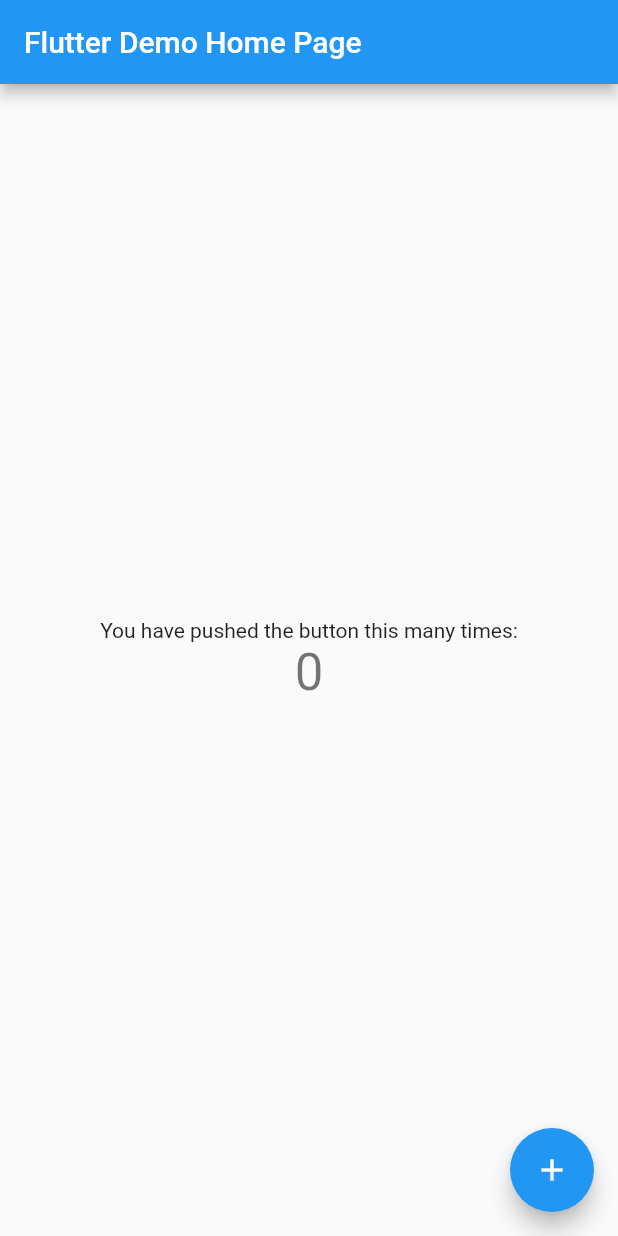
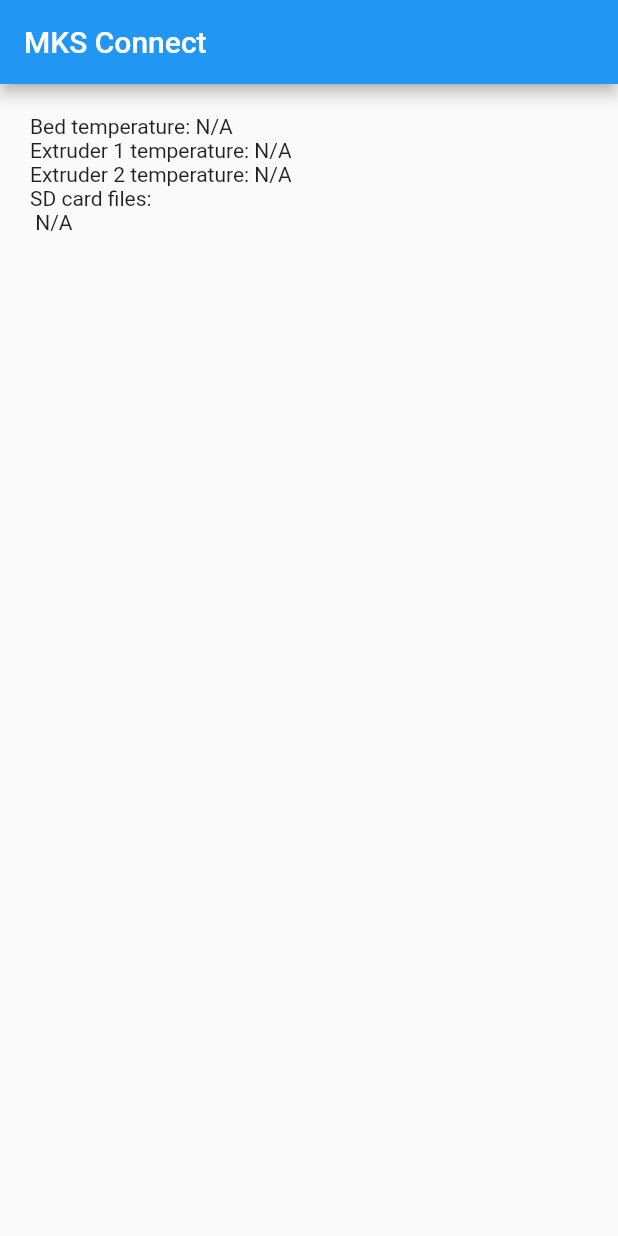
Before and after one commit to TheSimpleZ/mks_connect, a Flutter app: the screen it shows after launch, on a phone screen of 412 x 824 dp. Run offline on Flutter 3.47's test engine with Material 2 defaults, Android fonts, the phone set to English and light mode, and no system bars; network calls fail.

Commit message:
Working example

```diff
--- a/lib/main.dart
+++ b/lib/main.dart
@@ -1,45 +1,28 @@
 import 'package:flutter/material.dart';
+import 'package:mks_connect/mks_client.dart';
 
-void main() {
-  runApp(const MyApp());
-}
+void main() => runApp(const MyApp());
 
 class MyApp extends StatelessWidget {
-  const MyApp({Key? key}) : super(key: key);
+  const MyApp({super.key});
 
-  // This widget is the root of your application.
   @override
   Widget build(BuildContext context) {
-    return MaterialApp(
-      title: 'Flutter Demo',
-      theme: ThemeData(
-        // This is the theme of your application.
-        //
-        // Try running your application with "flutter run". You'll see the
-        // application has a blue toolbar. Then, without quitting the app, try
-        // changing the primarySwatch below to Colors.green and then invoke
-        // "hot reload" (press "r" in the console where you ran "flutter run",
-        // or simply save your changes to "hot reload" in a Flutter IDE).
-        // Notice that the counter didn't reset back to zero; the application
-        // is not restarted.
-        primarySwatch: Colors.blue,
+    const title = 'MKS Connect';
+    return const MaterialApp(
+      title: title,
+      home: MyHomePage(
+        title: title,
       ),
-      home: const MyHomePage(title: 'Flutter Demo Home Page'),
     );
   }
 }
 
 class MyHomePage extends StatefulWidget {
-  const MyHomePage({Key? key, required this.title}) : super(key: key);
-
-  // This widget is the home page of your application. It is stateful, meaning
-  // that it has a State object (defined below) that contains fields that affect
-  // how it looks.
-
-  // This class is the configuration for the state. It holds the values (in this
-  // case the title) provided by the parent (in this case the App widget) and
-  // used by the build method of the State. Fields in a Widget subclass are
-  // always marked "final".
+  const MyHomePage({
+    super.key,
+    required this.title,
+  });
 
   final String title;
 
@@ -48,68 +31,69 @@
 }
 
 class _MyHomePageState extends State<MyHomePage> {
-  int _counter = 0;
-
-  void _incrementCounter() {
-    setState(() {
-      // This call to setState tells the Flutter framework that something has
-      // changed in this State, which causes it to rerun the build method below
-      // so that the display can reflect the updated values. If we changed
-      // _counter without calling setState(), then the build method would not be
-      // called again, and so nothing would appear to happen.
-      _counter++;
-    });
-  }
+  final TextEditingController _controller = TextEditingController();
+  final _channel = MKSClient('ws://dodohub.eu:7000');
 
   @override
   Widget build(BuildContext context) {
-    // This method is rerun every time setState is called, for instance as done
-    // by the _incrementCounter method above.
-    //
-    // The Flutter framework has been optimized to make rerunning build methods
-    // fast, so that you can just rebuild anything that needs updating rather
-    // than having to individually change instances of widgets.
     return Scaffold(
       appBar: AppBar(
-        // Here we take the value from the MyHomePage object that was created by
-        // the App.build method, and use it to set our appbar title.
         title: Text(widget.title),
       ),
-      body: Center(
-        // Center is a layout widget. It takes a single child and positions it
-        // in the middle of the parent.
+      body: Padding(
+        padding: const EdgeInsets.all(20.0),
         child: Column(
-          // Column is also a layout widget. It takes a list of children and
-          // arranges them vertically. By default, it sizes itself to fit its
-          // children horizontally, and tries to be as tall as its parent.
-          //
-          // Invoke "debug painting" (press "p" in the console, choose the
-          // "Toggle Debug Paint" action from the Flutter Inspector in Android
-          // Studio, or the "Toggle Debug Paint" command in Visual Studio Code)
-          // to see the wireframe for each widget.
-          //
-          // Column has various properties to control how it sizes itself and
-          // how it positions its children. Here we use mainAxisAlignment to
-          // center the children vertically; the main axis here is the vertical
-          // axis because Columns are vertical (the cross axis would be
-          // horizontal).
-          mainAxisAlignment: MainAxisAlignment.center,
-          children: <Widget>[
-            const Text(
-              'You have pushed the button this many times:',
+          crossAxisAlignment: CrossAxisAlignment.start,
+          children: [
+            StreamBuilder(
+              stream: _channel.bedTemp,
+              builder: (context, snapshot) {
+                final temp = snapshot.hasData ? "${snapshot.data}" : 'N/A';
+                return Text("Bed temperature: $temp");
+              },
             ),
-            Text(
-              '$_counter',
-              style: Theme.of(context).textTheme.headline4,
+            StreamBuilder(
+              stream: _channel.t0Temp,
+              builder: (context, snapshot) {
+                final temp = snapshot.hasData ? "${snapshot.data}" : 'N/A';
+                return Text("Extruder 1 temperature: $temp");
+              },
+            ),
+            StreamBuilder(
+              stream: _channel.t1Temp,
+              builder: (context, snapshot) {
+                final temp = snapshot.hasData ? "${snapshot.data}" : 'N/A';
+                return Text("Extruder 2 temperature: $temp");
+              },
+            ),
+            FutureBuilder(
+              future: _channel.sdCardFiles,
+              builder: ((context, snapshot) {
+                var txt = snapshot.hasData
+                    ? (snapshot.data as List<String>).join('\n')
+                    : 'N/A';
+
+                return Text("SD card files:\n $txt");
+              }),
             ),
           ],
         ),
       ),
-      floatingActionButton: FloatingActionButton(
-        onPressed: _incrementCounter,
-        tooltip: 'Increment',
-        child: const Icon(Icons.add),
-      ), // This trailing comma makes auto-formatting nicer for build methods.
     );
   }
+
+  // void _sendMessage() {
+  //   if (_controller.text.isNotEmpty) {
+  //     print("Sending message: ${_controller.text}");
+  //     _channel.sink.add(utf8.encode('${_controller.text}\n'));
+  //   }
+  // }
+
+  @override
+  void dispose() {
+    // _channel.sink.close();
+    _channel.dispose();
+    _controller.dispose();
+    super.dispose();
+  }
 }
--- /dev/null
+++ b/lib/mks_client.dart
@@ -0,0 +1,78 @@
+import 'dart:convert';
+
+import 'package:async/async.dart';
+import 'package:web_socket_channel/web_socket_channel.dart';
+
+final temperatureReadingPattern = RegExp(
+    r"T:\d+ /0 B:(?<bed>\d+) /0 T0:(?<t0>\d+) /0 T1:(?<t1>\d+) /0 @:\d+ B@:\d+");
+
+abstract class MSKCommands {
+  static String ListFiles = "M20";
+}
+
+abstract class MSKStates {
+  static String idle = "IDLE";
+  static String printing = "PRINTING";
+  static String pause = "PAUSE";
+}
+
+class MKSClient {
+  final WebSocketChannel _channel;
+
+  late final _parsedStream = _channel.stream
+      .asBroadcastStream()
+      .cast<List<int>>()
+      .transform(utf8.decoder)
+      .transform(const LineSplitter());
+
+  late final _temperatureReadings =
+      _parsedStream.where((line) => temperatureReadingPattern.hasMatch(line));
+
+  Stream<int> _parseTemp(String groupName) =>
+      _temperatureReadings.map((line) => int.parse(
+          temperatureReadingPattern.firstMatch(line)!.namedGroup(groupName)!));
+
+  late final bedTemp = _parseTemp("bed");
+  late final t0Temp = _parseTemp("t0");
+  late final t1Temp = _parseTemp("t1");
+
+  MKSClient(String uri)
+      : _channel = WebSocketChannel.connect(
+          Uri.parse(uri),
+        ) {
+    _parsedStream.listen(print);
+  }
+
+  void dispose() {
+    _channel.sink.close();
+  }
+
+  sendCommand(String command) {
+    print("Sending command: $command");
+    _channel.sink.add(utf8.encode('$command\n'));
+  }
+
+  Future<List<String>> get sdCardFiles async {
+    final events = StreamQueue(_parsedStream);
+    sendCommand(MSKCommands.ListFiles);
+
+    while (true) {
+      var nextLine = await events.next;
+      if (nextLine.startsWith('Begin file list')) {
+        await events.next; // Discard system volume info
+        break;
+      }
+    }
+
+    final files = <String>[];
+    while (true) {
+      final line = await events.next;
+      if (line.startsWith('End file list')) {
+        break;
+      }
+      files.add(line);
+    }
+    events.cancel();
+    return files;
+  }
+}
--- a/pubspec.yaml
+++ b/pubspec.yaml
@@ -34,6 +34,8 @@
   # The following adds the Cupertino Icons font to your application.
   # Use with the CupertinoIcons class for iOS style icons.
   cupertino_icons: ^1.0.2
+  web_socket_channel: ^2.2.0
+  async: ^2.8.2
 
 dev_dependencies:
   flutter_test:
```
Also changed, not shown: pubspec.lock.
